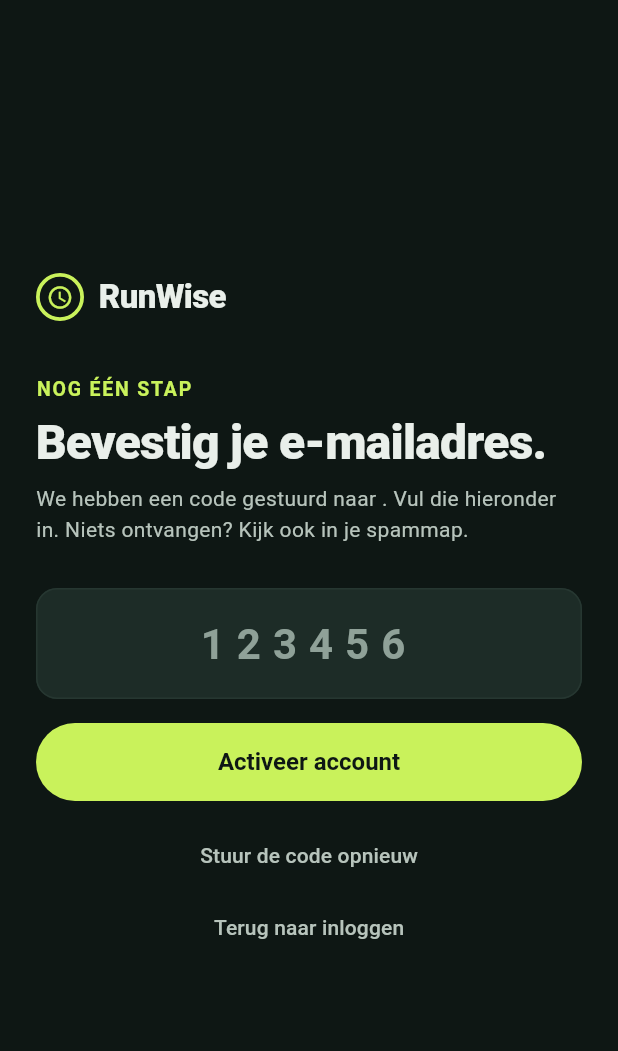
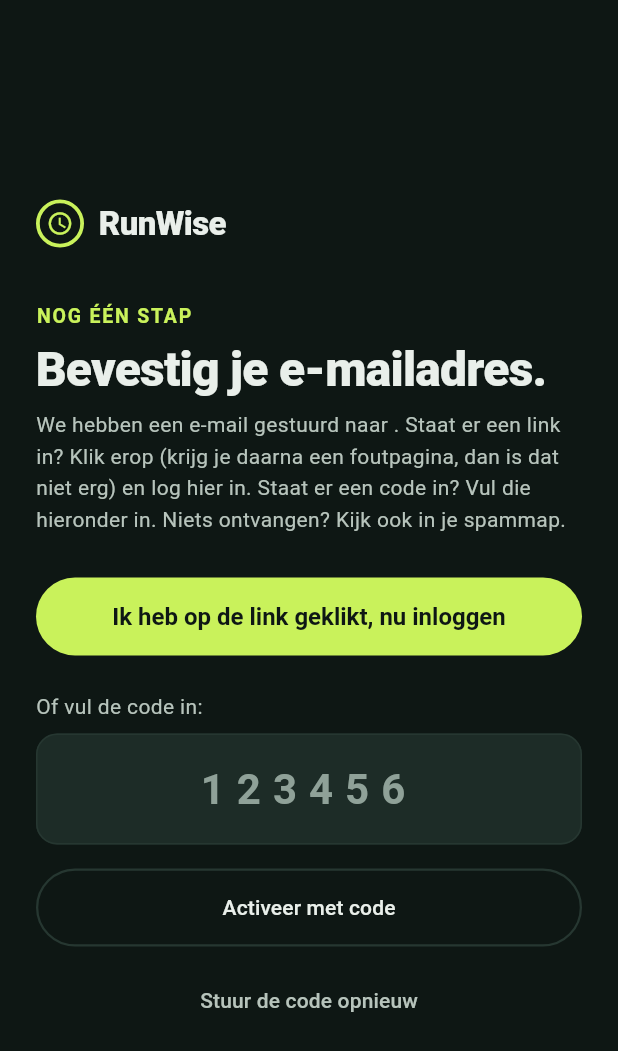
Before and after one commit to Semdenhartog/Kandans, a Flutter app: the VerifyScreen screen opened directly with empty values, on a phone screen of 412 x 824 dp. Shown: the top 1051 px of the screen. Run offline on Flutter 3.47's test engine with Material 3 defaults, Android fonts, the phone set to English and light mode, and no system bars; our stand-ins replace file_picker, flutter_riverpod, geolocator, go_router, supabase_flutter; accounts and stored records are empty.

Commit message:
Activatie werkt ook met de standaard bevestigingslink van Supabase
Co-Authored-By: Claude Opus 5.5 <noreply@anthropic.com>
Claude-Session: https://claude.ai/code/session_01NKm6PjEkVUJxFJaXR3wNU5

```diff
--- a/lib/features/auth/verify_screen.dart
+++ b/lib/features/auth/verify_screen.dart
@@ -67,9 +67,17 @@ class _VerifyScreenState extends ConsumerState<VerifyScreen> {
     return AuthScaffold(
       eyebrow: 'Nog één stap',
       title: 'Bevestig je e-mailadres.',
-      subtitle: 'We hebben een code gestuurd naar ${widget.email}. Vul die hieronder in. '
-          'Niets ontvangen? Kijk ook in je spammap.',
+      subtitle: 'We hebben een e-mail gestuurd naar ${widget.email}. '
+          'Staat er een link in? Klik erop (krijg je daarna een foutpagina, dan is dat niet erg) en log hier in. '
+          'Staat er een code in? Vul die hieronder in. Niets ontvangen? Kijk ook in je spammap.',
       children: [
+        FilledButton(
+          onPressed: () => context.go('/login'),
+          child: const Text('Ik heb op de link geklikt, nu inloggen'),
+        ),
+        const SizedBox(height: 24),
+        const Text('Of vul de code in:', style: TextStyle(color: RwColors.muted)),
+        const SizedBox(height: 8),
         TextField(
           controller: _code,
           keyboardType: TextInputType.number,
@@ -82,16 +90,15 @@ class _VerifyScreenState extends ConsumerState<VerifyScreen> {
         ),
         const SizedBox(height: 16),
         FormError(_error),
-        BusyButton(label: 'Activeer account', busy: _busy, onPressed: _verify),
+        OutlinedButton(
+          onPressed: _busy ? null : _verify,
+          child: Text(_busy ? 'Bezig…' : 'Activeer met code'),
+        ),
         const SizedBox(height: 12),
         TextButton(
           onPressed: _resend,
           child: const Text('Stuur de code opnieuw', style: TextStyle(color: RwColors.muted)),
         ),
-        TextButton(
-          onPressed: () => context.go('/login'),
-          child: const Text('Terug naar inloggen', style: TextStyle(color: RwColors.muted)),
-        ),
       ],
     );
   }
```
